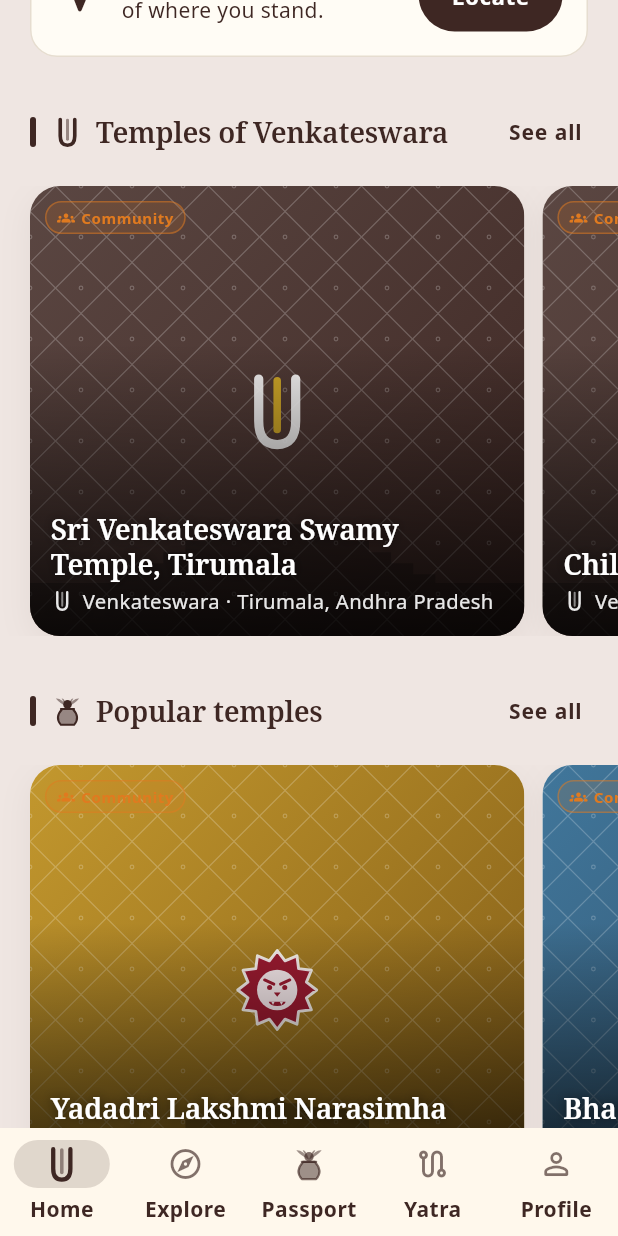
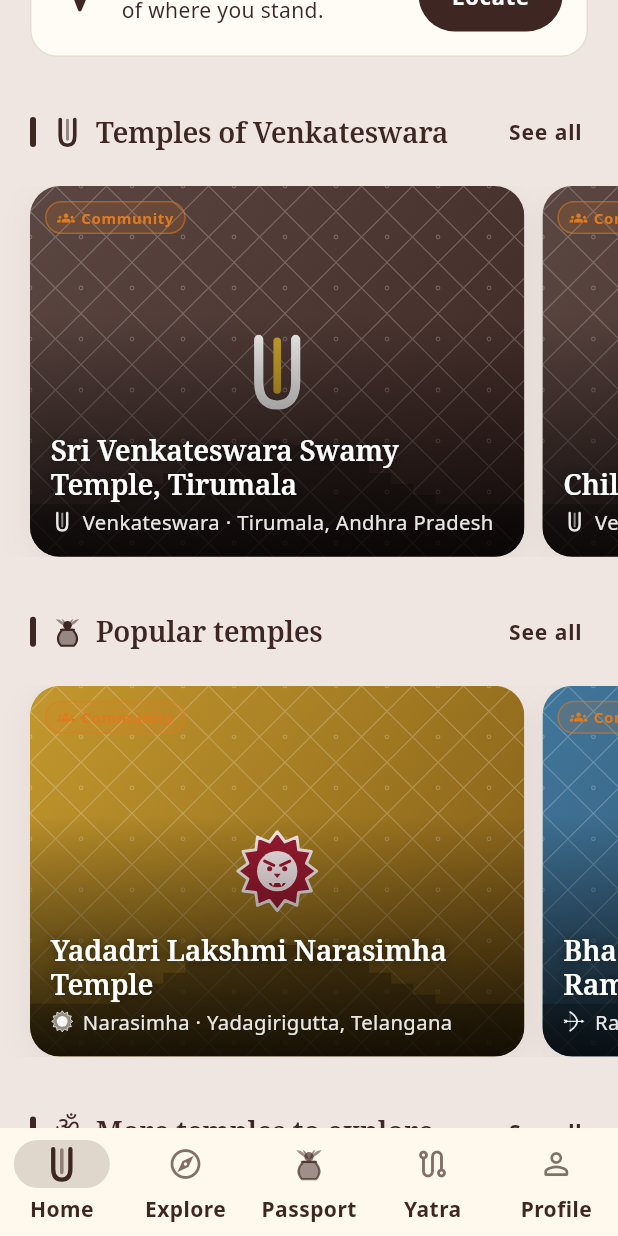
Before and after one commit to PranayReddy10/temple-app, a Flutter app: the screen it shows after launch, scrolled down 1728 dp, on a phone screen of 412 x 824 dp. Run offline on Flutter 3.47's test engine with Material 3 defaults, Android fonts, the phone set to English and light mode, and no system bars; our stand-ins replace app_links, audioplayers, firebase_analytics, firebase_core, firebase_messaging, flutter_tts and 12 more; missing offline and left inert: applovin_max, flutter_cashfree_pg_sdk, mobile_scanner, phonepe_payment_sdk, razorpay_flutter; accounts and stored records are empty; network calls fail.

Commit message:
Devotee app: one 4:3 photo shape, timings pill, gallery cards, no "I booked this"
The blurred fit is withdrawn. Instead the home cards and the temple
page's header share one shape, 4:3 of their width, so a temple's photo
made at 4:3 fits both without cropping; the followed strip matches.

On the temple page the darshan hours sit in a tinted pill, in from the
edge beside the label. The seva list loses "I booked this", which only
confused devotees next to booking in the app. The gallery is a strip of
4:3 photo cards with their caption that open full screen, swipeable,
and the video cards are larger.

Co-Authored-By: Claude Fable 5.1 <noreply@anthropic.com>
Claude-Session: https://claude.ai/code/session_0158dHesiDsVQbhnsmF7ny3X

```diff
--- a/lib/core/widgets/temple_widgets.dart
+++ b/lib/core/widgets/temple_widgets.dart
@@ -1,6 +1,3 @@
-import 'dart:ui' show ImageFilter;
-
-import 'package:flutter/foundation.dart' show kIsWeb;
 import 'package:flutter/material.dart';
 
 import 'package:provider/provider.dart';
@@ -190,12 +187,7 @@ class TrustBadge extends StatelessWidget {
 
 /// Network photo with a deity-motif placeholder when there is none.
 class TempleImage extends StatelessWidget {
-  const TempleImage({super.key, this.url, this.deitySlug, this.fit = BoxFit.cover, this.motifSize = 56, this.photo, this.small = false, this.whole = true});
-
-  /// Show the whole photo inside the frame (over a blurred copy of itself)
-  /// rather than cropping it to fill. Off for the few places that want
-  /// the crop, such as a square thumbnail.
-  final bool whole;
+  const TempleImage({super.key, this.url, this.deitySlug, this.fit = BoxFit.cover, this.motifSize = 56, this.photo, this.small = false});
 
   final String? url;
 
@@ -230,26 +222,7 @@ class TempleImage extends StatelessWidget {
     );
     final urls = photo != null ? (small ? photo!.smallCandidates : photo!.candidates) : [if (url != null && url!.isNotEmpty) url!];
     if (urls.isEmpty) return placeholder;
-    if (fit != BoxFit.cover || !whole) return AppImage(urls.first, fit: fit, placeholder: placeholder, decodeWidth: 800, fallbacks: urls.sublist(1));
-    // The whole photo, never cropped: fitted inside the frame, with a
-    // blurred copy of itself filling what its shape leaves bare, so a
-    // portrait or a panorama reads as the picture and not as bars. On
-    // the web photos are <img> elements, which the blur cannot touch,
-    // so the deity's pattern fills behind instead.
-    return Stack(
-      fit: StackFit.expand,
-      children: [
-        if (kIsWeb)
-          placeholder
-        else
-          ImageFiltered(
-            imageFilter: ImageFilter.blur(sigmaX: 22, sigmaY: 22, tileMode: TileMode.decal),
-            child: AppImage(urls.first, fit: BoxFit.cover, placeholder: placeholder, decodeWidth: 200, fallbacks: urls.sublist(1)),
-          ),
-        if (!kIsWeb) const ColoredBox(color: Color(0x33000000)),
-        AppImage(urls.first, fit: BoxFit.contain, placeholder: const SizedBox.shrink(), decodeWidth: 800, fallbacks: urls.sublist(1)),
-      ],
-    );
+    return AppImage(urls.first, fit: fit, placeholder: placeholder, decodeWidth: 800, fallbacks: urls.sublist(1));
   }
 }
 
--- a/lib/features/home/home_screen.dart
+++ b/lib/features/home/home_screen.dart
@@ -579,8 +579,10 @@ class _Carousel extends StatelessWidget {
     // Most of the screen's width, so the photo reads as a photo and the
     // name has room; the next card peeks in to say there are more.
     final width = (MediaQuery.sizeOf(context).width * 0.8).clamp(240.0, 340.0);
+    // 4:3, the same shape as the temple page's header, so one photo
+    // uploaded for a temple fits both without cropping.
     return SizedBox(
-      height: scaledHeight(context, 300),
+      height: width * 0.75,
       child: ListView.separated(
         scrollDirection: Axis.horizontal,
         padding: const EdgeInsets.symmetric(horizontal: 20),
@@ -691,7 +693,7 @@ class _FollowedRow extends StatelessWidget {
     final theme = Theme.of(context);
     final width = (MediaQuery.sizeOf(context).width * 0.72).clamp(220.0, 300.0);
     return SizedBox(
-      height: scaledHeight(context, 190),
+      height: width * 0.75,
       child: ListView.separated(
         scrollDirection: Axis.horizontal,
         padding: const EdgeInsets.symmetric(horizontal: 20),
```
Also changed, not shown: lib/features/temple/temple_screen.dart (+79 -36 lines), 2 other files.
